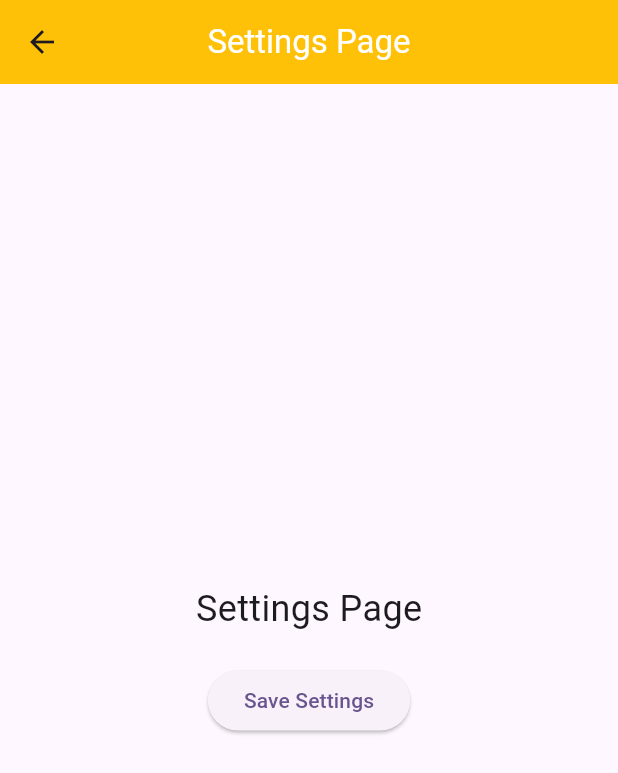
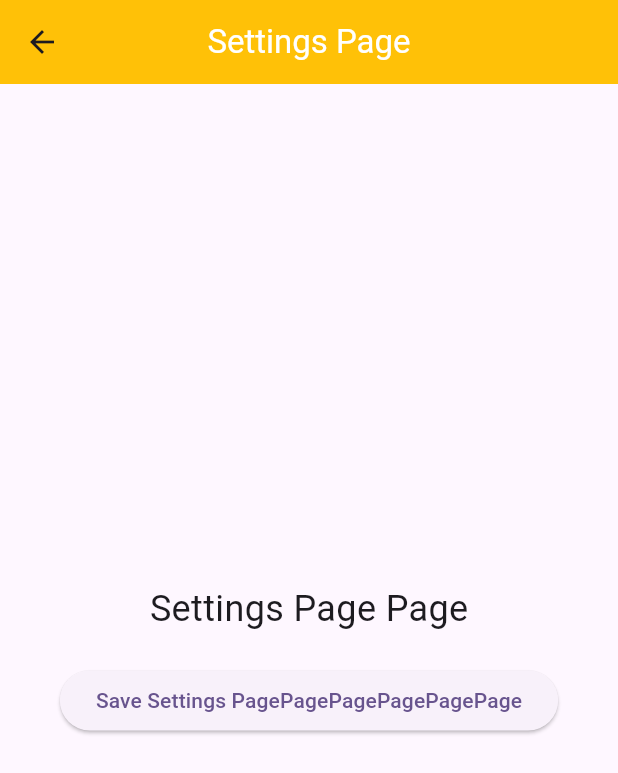
Before and after one commit to mohamed135790099/tricks, a Flutter app: the SettingsPage screen opened directly, on a phone screen of 412 x 824 dp. Shown: the top 773 px of the screen. Run offline on Flutter 3.47's test engine with Material 3 defaults, Android fonts, the phone set to English and light mode, and no system bars.

```diff
--- a/lib/settings/settings.dart
+++ b/lib/settings/settings.dart
@@ -23,13 +23,13 @@ class _SettingsPageState extends State<SettingsPage> {
             child: Column(
               mainAxisAlignment: MainAxisAlignment.center,
               children: [
-                const Text('Settings Page', style: TextStyle(fontSize: 24)),
+                const Text('Settings Page Page', style: TextStyle(fontSize: 24)),
                 const SizedBox(height: 20),
                 ElevatedButton(
                   onPressed: () {
                     // Add your settings action here
                   },
-                  child: const Text('Save Settings'),
+                  child: const Text('Save Settings PagePagePagePagePagePage'),
                 ),
               ],
             ),
```
Also changed, not shown: lib/main_screen/main_screen.dart (added, +15 -0 lines).
